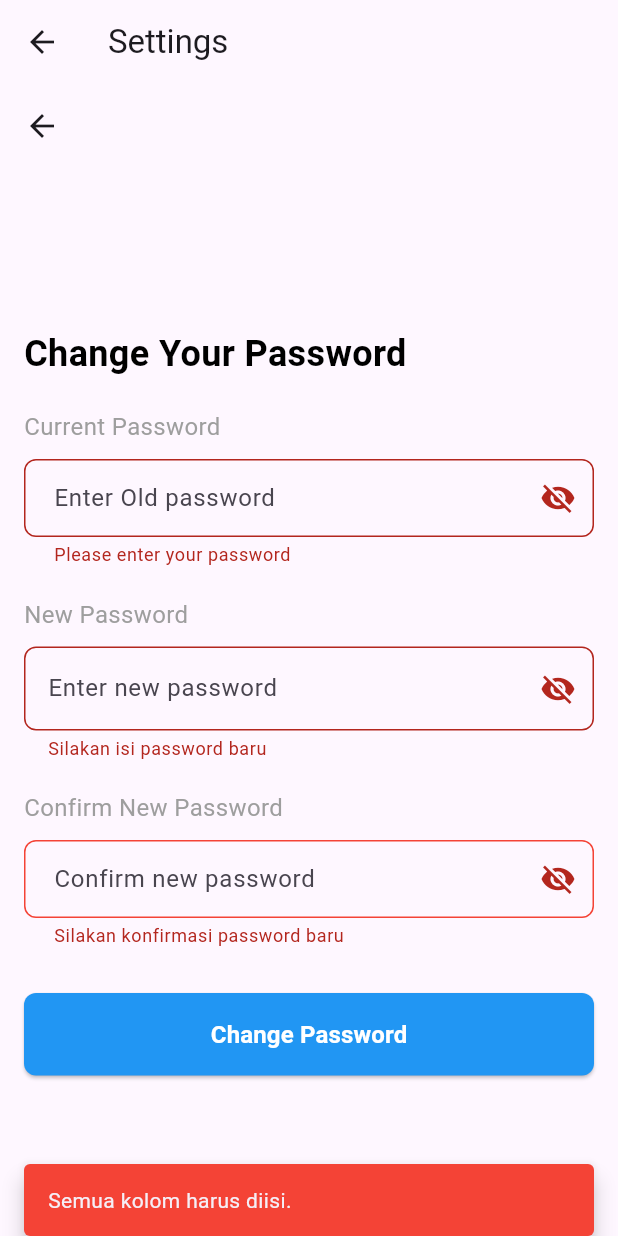
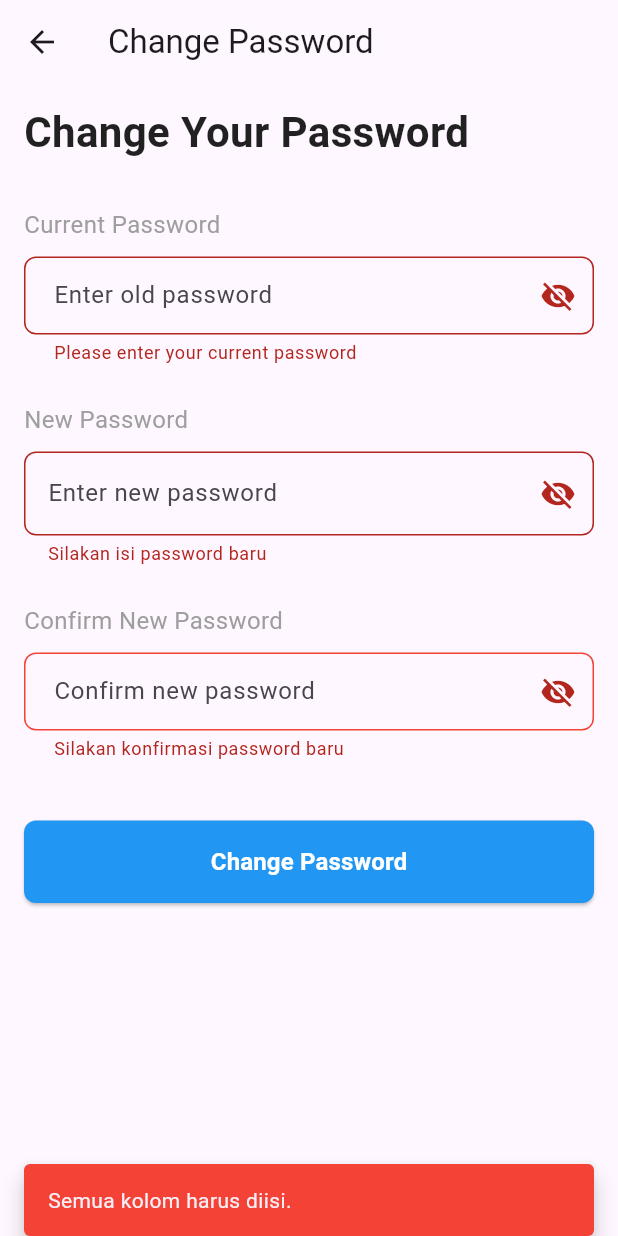
Before and after one commit to Arcdev0/absensi-mobile, a Flutter app: the SettingsScreen screen opened directly with empty values, after a tap on "Change Password", on a phone screen of 412 x 824 dp. Run offline on Flutter 3.47's test engine with Material 3 defaults, Android fonts, the light colour scheme and no system bars; our stand-ins replace device_info_plus, qr_flutter, shared_preferences; accounts and stored records are empty.

Commit message:
Fixing Bug Change Password

```diff
--- a/lib/screens/change_password_screen.dart
+++ b/lib/screens/change_password_screen.dart
@@ -14,11 +14,9 @@ class ChangePasswordScreen extends StatefulWidget {
 
 class _ChangePasswordScreenState extends State<ChangePasswordScreen> {
   final _formKey = GlobalKey<FormState>();
-  final TextEditingController _currentPasswordController =
-      TextEditingController();
+  final TextEditingController _currentPasswordController = TextEditingController();
   final TextEditingController _newPasswordController = TextEditingController();
-  final TextEditingController _confirmPasswordController =
-      TextEditingController();
+  final TextEditingController _confirmPasswordController = TextEditingController();
 
   String _currentPassword = '';
   String _newPassword = '';
@@ -55,44 +53,47 @@ class _ChangePasswordScreenState extends State<ChangePasswordScreen> {
 
   @override
   Widget build(BuildContext context) {
-    final newPasswordHasError =
-        _newPassword.isNotEmpty &&
+    final newPasswordHasError = _newPassword.isNotEmpty &&
         (_newPassword == _currentPassword || _newPassword.length < 6);
 
     final confirmPasswordHasError =
         _confirmNewPassword.isNotEmpty && _confirmNewPassword != _newPassword;
 
-    final confirmPasswordIsValid =
-        _confirmNewPassword.isNotEmpty &&
+    final confirmPasswordIsValid = _confirmNewPassword.isNotEmpty &&
         _confirmNewPassword == _newPassword &&
         _newPassword != _currentPassword &&
         _newPassword.length >= 6;
 
     return Scaffold(
-      appBar: AppBar(title: const Text('')),
-      body: Padding(
-        padding: const EdgeInsets.symmetric(horizontal: 16.0),
-        child: Center(
+      resizeToAvoidBottomInset: true,
+      appBar: AppBar(title: const Text('Change Password')),
+      body: SafeArea(
+        child: SingleChildScrollView(
+          padding: const EdgeInsets.symmetric(horizontal: 16.0, vertical: 12.0),
+          keyboardDismissBehavior: ScrollViewKeyboardDismissBehavior.onDrag,
           child: Form(
             key: _formKey,
             child: Column(
-              mainAxisAlignment: MainAxisAlignment.center,
               crossAxisAlignment: CrossAxisAlignment.start,
               children: [
                 const Text(
                   'Change Your Password',
                   style: TextStyle(
-                    fontSize: 24,
+                    fontSize: 28,
                     fontWeight: FontWeight.bold,
-                    color: Colors.black,
+                    color: Colors.black87,
                   ),
                 ),
-                const SizedBox(height: 20),
+                const SizedBox(height: 30),
+
+                // Current Password Label
                 const Text(
                   'Current Password',
                   style: TextStyle(fontSize: 16, color: Colors.grey),
                 ),
                 const SizedBox(height: 10),
+
+                // Current Password Field
                 TextFormField(
                   controller: _currentPasswordController,
                   obscureText: !_showCurrentPassword,
@@ -100,11 +101,9 @@ class _ChangePasswordScreenState extends State<ChangePasswordScreen> {
                     border: OutlineInputBorder(
                       borderRadius: BorderRadius.circular(8.0),
                     ),
-                    contentPadding: const EdgeInsets.symmetric(
-                      vertical: 14.0,
-                      horizontal: 16.0,
-                    ),
-                    hintText: 'Enter Old password',
+                    contentPadding:
+                        const EdgeInsets.symmetric(vertical: 14.0, horizontal: 16.0),
+                    hintText: 'Enter old password',
                     suffixIcon: IconButton(
                       icon: Icon(
                         _showCurrentPassword
@@ -112,37 +111,38 @@ class _ChangePasswordScreenState extends State<ChangePasswordScreen> {
                             : Icons.visibility_off,
                       ),
                       onPressed: () {
-                        setState(
-                          () => _showCurrentPassword = !_showCurrentPassword,
-                        );
+                        setState(() => _showCurrentPassword = !_showCurrentPassword);
                       },
                     ),
                   ),
-
-                  onChanged:
-                      (value) => setState(() => _currentPassword = value),
+                  onChanged: (value) => setState(() => _currentPassword = value),
                   validator: (value) {
-                    if (value!.isEmpty) {
-                      return 'Please enter your password';
+                    if (value == null || value.isEmpty) {
+                      return 'Please enter your current password';
                     }
                     return null;
                   },
                 ),
-                const SizedBox(height: 20),
+                const SizedBox(height: 25),
+
+                // New Password Label
                 const Text(
                   'New Password',
                   style: TextStyle(fontSize: 16, color: Colors.grey),
                 ),
                 const SizedBox(height: 10),
+
+                // New Password Field
                 TextFormField(
                   controller: _newPasswordController,
                   obscureText: !_showNewPassword,
                   onChanged: (value) => setState(() => _newPassword = value),
                   decoration: InputDecoration(
                     hintText: 'Enter new password',
-                    errorText:
-                        newPasswordHasError
-                            ? '${_newPassword.length < 6 ? 'Password tidak boleh kurang dari 6 karakter' : 'Password tidak boleh sama dengan sebelumnya'}'
+                    errorText: newPasswordHasError
+                        ? (_newPassword.length < 6
+                            ? 'Password harus minimal 6 karakter'
+                            : 'Password tidak boleh sama dengan sebelumnya')
                         : null,
                     border: OutlineInputBorder(
                       borderRadius: BorderRadius.circular(8.0),
@@ -155,9 +155,7 @@ class _ChangePasswordScreenState extends State<ChangePasswordScreen> {
                     ),
                     suffixIcon: IconButton(
                       icon: Icon(
-                        _showNewPassword
-                            ? Icons.visibility
-                            : Icons.visibility_off,
+                        _showNewPassword ? Icons.visibility : Icons.visibility_off,
                       ),
                       onPressed: () {
                         setState(() => _showNewPassword = !_showNewPassword);
@@ -171,35 +169,37 @@ class _ChangePasswordScreenState extends State<ChangePasswordScreen> {
                     if (value == _currentPassword) {
                       return 'Password tidak boleh sama dengan sebelumnya';
                     }
+                    if (value.length < 6) {
+                      return 'Password harus minimal 6 karakter';
+                    }
                     return null;
                   },
                 ),
+                const SizedBox(height: 25),
 
-                const SizedBox(height: 20),
+                // Confirm New Password Label
                 const Text(
                   'Confirm New Password',
                   style: TextStyle(fontSize: 16, color: Colors.grey),
                 ),
                 const SizedBox(height: 10),
+
+                // Confirm New Password Field
                 TextFormField(
                   controller: _confirmPasswordController,
                   obscureText: !_showConfirmPassword,
-                  onChanged:
-                      (value) => setState(() => _confirmNewPassword = value),
+                  onChanged: (value) => setState(() => _confirmNewPassword = value),
                   decoration: InputDecoration(
                     hintText: 'Confirm new password',
-                    contentPadding: const EdgeInsets.symmetric(
-                      vertical: 14.0,
-                      horizontal: 16.0,
-                    ),
+                    contentPadding:
+                        const EdgeInsets.symmetric(vertical: 14.0, horizontal: 16.0),
                     border: OutlineInputBorder(
                       borderRadius: BorderRadius.circular(8.0),
                     ),
                     enabledBorder: OutlineInputBorder(
                       borderRadius: BorderRadius.circular(8.0),
                       borderSide: BorderSide(
-                        color:
-                            confirmPasswordIsValid
+                        color: confirmPasswordIsValid
                             ? Colors.green
                             : Colors.grey.shade400,
                       ),
@@ -207,8 +207,7 @@ class _ChangePasswordScreenState extends State<ChangePasswordScreen> {
                     focusedBorder: OutlineInputBorder(
                       borderRadius: BorderRadius.circular(8.0),
                       borderSide: BorderSide(
-                        color:
-                            confirmPasswordIsValid ? Colors.green : Colors.blue,
+                        color: confirmPasswordIsValid ? Colors.green : Colors.blue,
                         width: 2.0,
                       ),
                     ),
@@ -220,10 +219,7 @@ class _ChangePasswordScreenState extends State<ChangePasswordScreen> {
                       borderRadius: BorderRadius.circular(8.0),
                       borderSide: const BorderSide(color: Colors.red),
                     ),
-                    errorText:
-                        confirmPasswordHasError
-                            ? 'Password tidak sinkron'
-                            : null,
+                    errorText: confirmPasswordHasError ? 'Password tidak sinkron' : null,
                     suffixIcon: IconButton(
                       icon: Icon(
                         _showConfirmPassword
@@ -231,9 +227,7 @@ class _ChangePasswordScreenState extends State<ChangePasswordScreen> {
                             : Icons.visibility_off,
                       ),
                       onPressed: () {
-                        setState(
-                          () => _showConfirmPassword = !_showConfirmPassword,
-                        );
+                        setState(() => _showConfirmPassword = !_showConfirmPassword);
                       },
                     ),
                   ),
@@ -247,7 +241,10 @@ class _ChangePasswordScreenState extends State<ChangePasswordScreen> {
                     return null;
                   },
                 ),
-                const SizedBox(height: 30),
+
+                const SizedBox(height: 40),
+
+                // Submit Button
                 SizedBox(
                   width: double.infinity,
                   child: ElevatedButton(
@@ -255,8 +252,7 @@ class _ChangePasswordScreenState extends State<ChangePasswordScreen> {
                       setState(() => _submitted = true);
 
                       final formValid = _formKey.currentState!.validate();
-                      final confirmPasswordIsEmpty =
-                          _confirmNewPassword.trim().isEmpty;
+                      final confirmPasswordIsEmpty = _confirmNewPassword.trim().isEmpty;
                       final passwordMatch = _newPassword == _confirmNewPassword;
                       final isSameAsOld = _newPassword == _currentPassword;
 
@@ -297,15 +293,12 @@ class _ChangePasswordScreenState extends State<ChangePasswordScreen> {
                           duration: const Duration(seconds: 2),
                         );
 
-                        // Tunggu 2 detik sebelum navigasi agar user lihat feedback visual
                         await Future.delayed(const Duration(seconds: 1));
 
-                        // Navigasi ke MainScreen
                         Navigator.pushReplacement(
                           context,
                           MaterialPageRoute(
-                            builder:
-                                (context) => MainScreen(
+                            builder: (context) => MainScreen(
                               userToken: widget.userToken,
                               userUUID: widget.userUUID,
                             ),
@@ -318,7 +311,6 @@ class _ChangePasswordScreenState extends State<ChangePasswordScreen> {
                         );
                       }
                     },
-
                     style: ElevatedButton.styleFrom(
                       padding: const EdgeInsets.symmetric(vertical: 16.0),
                       shape: RoundedRectangleBorder(
@@ -336,6 +328,7 @@ class _ChangePasswordScreenState extends State<ChangePasswordScreen> {
                     ),
                   ),
                 ),
+                const SizedBox(height: 20),
               ],
             ),
           ),
--- a/lib/screens/settings_screen.dart
+++ b/lib/screens/settings_screen.dart
@@ -9,9 +9,6 @@ class SettingsScreen extends StatelessWidget {
   @override
   Widget build(BuildContext context) {
     return Scaffold(
-      appBar: AppBar(
-        title: const Text('Settings'),
-      ),
       body: ChangePasswordScreen(userToken: userToken, userUUID: ''),
     );
   }
```
Lines whose indentation alone changed are shown as unchanged.
